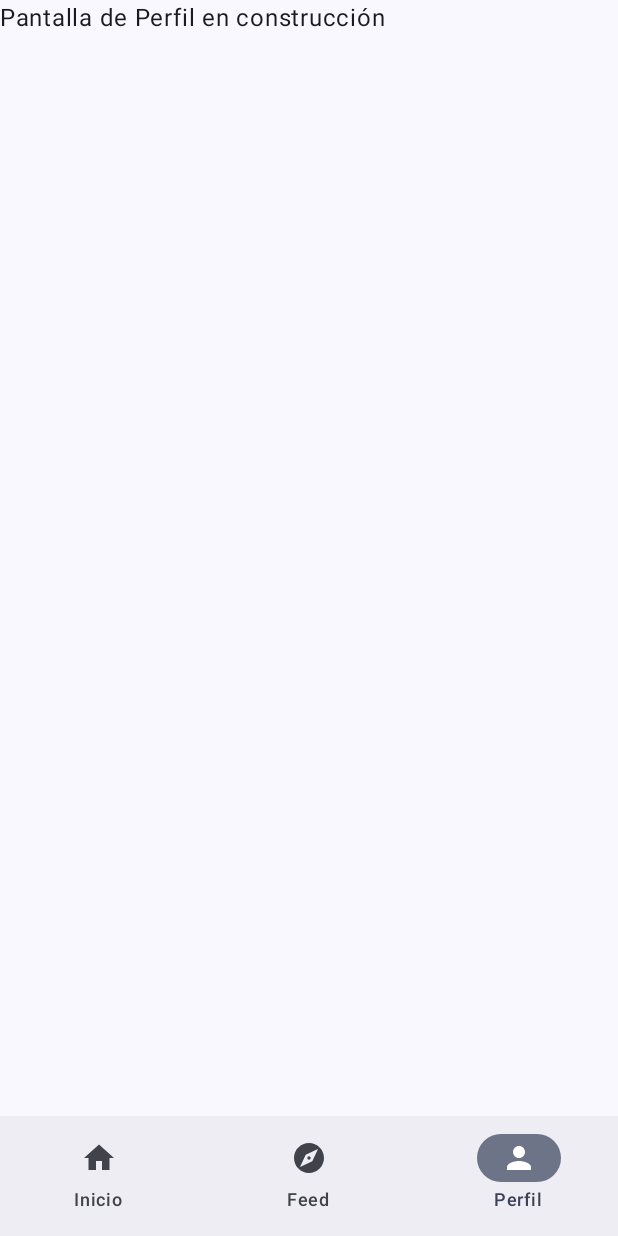
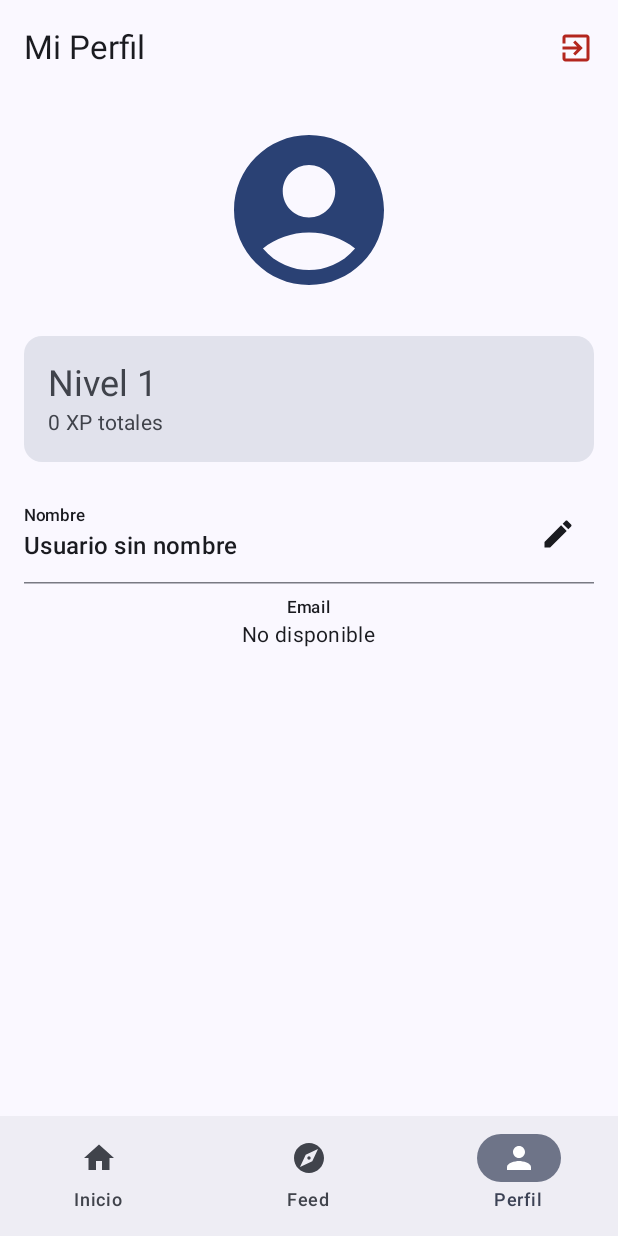
Before and after one commit to juanrobilara/progressian, an Android app built with Jetpack Compose: the ProfileScreen screen opened through its navigation route, on a phone screen of 412 x 824 dp. Run offline under Robolectric (Android 15) with nearby library versions, the phone set to English and light mode, and no system bars; our stand-ins replace Dagger/Hilt's generated code, Firebase (no records; nobody signed in at launch, a user with empty details on screens opened directly), Room's generated code; libraries missing offline, so code that uses them is left out: com.google.ai.client; pictures from the network do not load.

Commit message:
Implementacion de perfil y mejoras

```diff
--- a/app/src/main/java/com/jurobil/progressian/domain/model/UserStats.kt
+++ b/app/src/main/java/com/jurobil/progressian/domain/model/UserStats.kt
@@ -2,6 +2,9 @@ package com.jurobil.progressian.domain.model
 
 data class UserStats(
     val uid: String = "",
+    val userName: String = "",
+    val email: String = "",
+    val photoUrl: String? = null,
     val currentLevel: Int = 1,
     val currentXp: Int = 0,
     val coins: Int = 0,
--- a/app/src/main/java/com/jurobil/progressian/domain/repository/UserRepository.kt
+++ b/app/src/main/java/com/jurobil/progressian/domain/repository/UserRepository.kt
@@ -14,4 +14,6 @@ interface UserRepository {
 
     suspend fun loginWithEmail(email: String, pass: String): Result<Boolean>
     suspend fun removeXp(amount: Int)
+    suspend fun logout()
+    suspend fun updateUserProfile(name: String, photoUrl: String?): Result<Boolean>
 }
--- a/app/src/main/java/com/jurobil/progressian/ui/navigation/NavigationWrapper.kt
+++ b/app/src/main/java/com/jurobil/progressian/ui/navigation/NavigationWrapper.kt
@@ -20,6 +20,7 @@ import com.jurobil.progressian.ui.screens.habitDetailScreen.HabitDetailScreen
 import com.jurobil.progressian.ui.screens.homeScreen.HomeScreen
 import com.jurobil.progressian.ui.screens.loginScreen.LoginScreen
 import com.jurobil.progressian.ui.screens.missionDetailScreen.MissionDetailScreen
+import com.jurobil.progressian.ui.screens.profileScreen.ProfileScreen
 import com.jurobil.progressian.ui.screens.registerScreen.RegisterScreen
 
 @Composable
@@ -84,7 +85,13 @@ fun NavigationWrapper() {
             }
 
             composable(route = Routes.Profile.route) {
-                Text("Pantalla de Perfil en construcción")
+                ProfileScreen(
+                    onNavigateToLogin = {
+                        navController.navigate(Routes.Login.route) {
+                            popUpTo(0) { inclusive = true }
+                        }
+                    }
+                )
             }
 
             composable(
--- a/app/src/main/java/com/jurobil/progressian/ui/screens/loginScreen/LoginScreen.kt
+++ b/app/src/main/java/com/jurobil/progressian/ui/screens/loginScreen/LoginScreen.kt
@@ -186,11 +186,12 @@ fun LoginScreen(
 
             OutlinedButton(
                 onClick = {
-                    googleAuthLauncher.launch(googleSignInClient.signInIntent)
+                    googleSignInClient.signOut().addOnCompleteListener {
+                        googleAuthLauncher.launch(googleSignInClient.signInIntent)
+                    }
                 },
                 modifier = Modifier.fillMaxWidth().height(50.dp)
             ) {
-                // Icono y Texto
                 Text("Continuar con Google")
             }
 
--- /dev/null
+++ b/app/src/main/java/com/jurobil/progressian/ui/screens/profileScreen/ProfileScreen.kt
@@ -0,0 +1,159 @@
+package com.jurobil.progressian.ui.screens.profileScreen
+
+import androidx.compose.foundation.layout.*
+import androidx.compose.material.icons.Icons
+import androidx.compose.material.icons.automirrored.filled.ExitToApp
+import androidx.compose.material.icons.filled.AccountCircle
+import androidx.compose.material.icons.filled.Edit
+import androidx.compose.material3.*
+import androidx.compose.runtime.*
+import androidx.compose.ui.Alignment
+import androidx.compose.ui.Modifier
+import androidx.compose.ui.unit.dp
+import androidx.hilt.navigation.compose.hiltViewModel
+import com.jurobil.progressian.ui.screens.profileScreen.viewmodel.ProfileViewModel
+
+@OptIn(ExperimentalMaterial3Api::class)
+@Composable
+fun ProfileScreen(
+    viewModel: ProfileViewModel = hiltViewModel(),
+    onNavigateToLogin: () -> Unit
+) {
+    val state by viewModel.uiState.collectAsState()
+    val userStats by viewModel.userStats.collectAsState()
+
+
+    var isEditing by remember { mutableStateOf(false) }
+    var editedName by remember { mutableStateOf("") }
+
+
+    LaunchedEffect(state.logoutTriggered) {
+        if (state.logoutTriggered) {
+            onNavigateToLogin()
+        }
+    }
+
+    Scaffold(
+        topBar = {
+            TopAppBar(
+                title = { Text("Mi Perfil") },
+                actions = {
+                    IconButton(onClick = { viewModel.onLogout() }) {
+                        Icon(
+                            imageVector = Icons.AutoMirrored.Filled.ExitToApp,
+                            contentDescription = "Cerrar Sesión",
+                            tint = MaterialTheme.colorScheme.error
+                        )
+                    }
+                }
+            )
+        }
+    ) { padding ->
+        Column(
+            modifier = Modifier
+                .fillMaxSize()
+                .padding(padding)
+                .padding(16.dp),
+            horizontalAlignment = Alignment.CenterHorizontally
+        ) {
+
+            Icon(
+                imageVector = Icons.Default.AccountCircle,
+                contentDescription = null,
+                modifier = Modifier.size(120.dp),
+                tint = MaterialTheme.colorScheme.primary
+            )
+
+            Spacer(modifier = Modifier.height(24.dp))
+
+
+            Card(
+                modifier = Modifier.fillMaxWidth(),
+                colors = CardDefaults.cardColors(containerColor = MaterialTheme.colorScheme.surfaceVariant)
+            ) {
+                Column(modifier = Modifier.padding(16.dp)) {
+                    Text("Nivel ${userStats.currentLevel}", style = MaterialTheme.typography.headlineSmall)
+                    Text("${userStats.currentXp} XP totales", style = MaterialTheme.typography.bodyMedium)
+                }
+            }
+
+            Spacer(modifier = Modifier.height(24.dp))
+
+            if (state.isAnonymous) {
+
+                Card(
+                    colors = CardDefaults.cardColors(containerColor = MaterialTheme.colorScheme.errorContainer)
+                ) {
+                    Column(modifier = Modifier.padding(16.dp)) {
+                        Text(
+                            "Modo Invitado",
+                            style = MaterialTheme.typography.titleMedium,
+                            color = MaterialTheme.colorScheme.onErrorContainer
+                        )
+                        Spacer(modifier = Modifier.height(8.dp))
+                        Text(
+                            "Tus datos no están sincronizados. Inicia sesión para guardar tu progreso.",
+                            color = MaterialTheme.colorScheme.onErrorContainer
+                        )
+                        Spacer(modifier = Modifier.height(16.dp))
+                        Button(onClick = { viewModel.onLogout() }) {
+                            Text("Crear cuenta / Login")
+                        }
+                    }
+                }
+            } else {
+
+                if (isEditing) {
+                    OutlinedTextField(
+                        value = editedName,
+                        onValueChange = { editedName = it },
+                        label = { Text("Nombre de usuario") },
+                        singleLine = true,
+                        modifier = Modifier.fillMaxWidth()
+                    )
+                    Spacer(modifier = Modifier.height(8.dp))
+                    Row(
+                        modifier = Modifier.fillMaxWidth(),
+                        horizontalArrangement = Arrangement.End
+                    ) {
+                        TextButton(onClick = { isEditing = false }) { Text("Cancelar") }
+                        Spacer(modifier = Modifier.width(8.dp))
+                        Button(onClick = {
+                            viewModel.onUpdateProfile(editedName)
+                            isEditing = false
+                        }) {
+                            Text("Guardar")
+                        }
+                    }
+                } else {
+                    Row(
+                        modifier = Modifier.fillMaxWidth(),
+                        verticalAlignment = Alignment.CenterVertically,
+                        horizontalArrangement = Arrangement.SpaceBetween
+                    ) {
+                        Column {
+                            Text("Nombre", style = MaterialTheme.typography.labelSmall)
+                            Text(
+                                text = userStats.userName.ifBlank { "Usuario sin nombre" },
+                                style = MaterialTheme.typography.titleMedium
+                            )
+                        }
+                        IconButton(onClick = {
+                            editedName = userStats.userName
+                            isEditing = true
+                        }) {
+                            Icon(Icons.Default.Edit, contentDescription = "Editar")
+                        }
+                    }
+                    HorizontalDivider(modifier = Modifier.padding(vertical = 8.dp))
+
+                    Text("Email", style = MaterialTheme.typography.labelSmall)
+                    Text(
+                        text = userStats.email.ifBlank { "No disponible" },
+                        style = MaterialTheme.typography.bodyMedium
+                    )
+                }
+            }
+        }
+    }
+}
--- /dev/null
+++ b/app/src/main/java/com/jurobil/progressian/ui/screens/profileScreen/viewmodel/ProfileViewModel.kt
@@ -0,0 +1,74 @@
+package com.jurobil.progressian.ui.screens.profileScreen.viewmodel
+
+import androidx.lifecycle.ViewModel
+import androidx.lifecycle.viewModelScope
+import com.jurobil.progressian.core.result.Result
+import com.jurobil.progressian.domain.model.UserStats
+import com.jurobil.progressian.domain.repository.UserRepository
+import dagger.hilt.android.lifecycle.HiltViewModel
+import kotlinx.coroutines.flow.MutableStateFlow
+import kotlinx.coroutines.flow.SharingStarted
+import kotlinx.coroutines.flow.StateFlow
+import kotlinx.coroutines.flow.asStateFlow
+import kotlinx.coroutines.flow.stateIn
+import kotlinx.coroutines.flow.update
+import kotlinx.coroutines.launch
+import javax.inject.Inject
+
+data class ProfileUiState(
+    val isLoading: Boolean = false,
+    val isAnonymous: Boolean = false,
+    val error: String? = null,
+    val logoutTriggered: Boolean = false
+)
+
+@HiltViewModel
+class ProfileViewModel @Inject constructor(
+    private val userRepository: UserRepository
+) : ViewModel() {
+
+    private val _uiState = MutableStateFlow(ProfileUiState())
+    val uiState = _uiState.asStateFlow()
+
+
+    val userStats: StateFlow<UserStats> = userRepository.getUserStats()
+        .stateIn(
+            scope = viewModelScope,
+            started = SharingStarted.WhileSubscribed(5000),
+            initialValue = UserStats()
+        )
+
+    init {
+        checkUserType()
+    }
+
+    private fun checkUserType() {
+        _uiState.update { it.copy(isAnonymous = userRepository.isUserAnonymous()) }
+    }
+
+    fun onLogout() {
+        viewModelScope.launch {
+            userRepository.logout()
+            _uiState.update { it.copy(logoutTriggered = true) }
+        }
+    }
+
+    fun onUpdateProfile(newName: String) {
+        if (newName.isBlank()) return
+
+        viewModelScope.launch {
+            _uiState.update { it.copy(isLoading = true) }
+
+            val result = userRepository.updateUserProfile(newName, null)
+
+            when (result) {
+                is Result.Success -> _uiState.update { it.copy(isLoading = false) }
+                is Result.Error -> _uiState.update { it.copy(isLoading = false, error = result.exception.message) }
+            }
+        }
+    }
+
+    fun clearError() {
+        _uiState.update { it.copy(error = null) }
+    }
+}
```
Also changed, not shown: app/src/main/java/com/jurobil/progressian/data/repository/UserRepositoryImpl.kt (+32 -0 lines).
